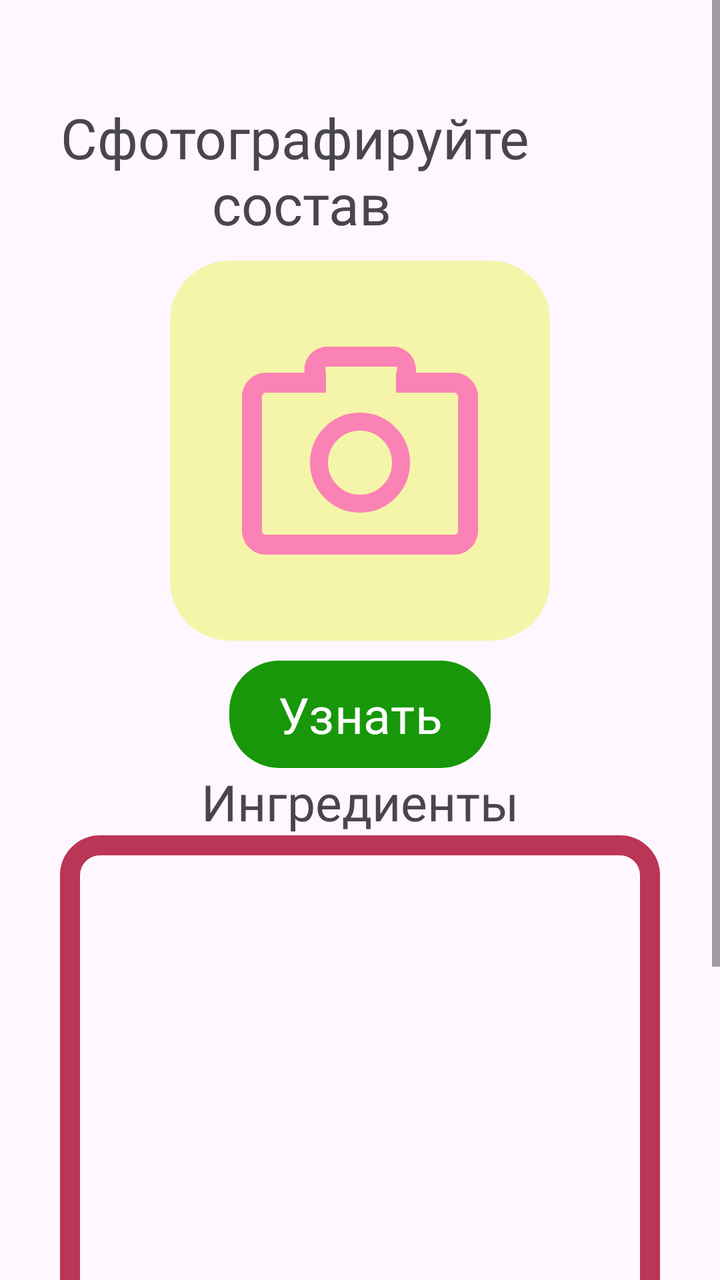
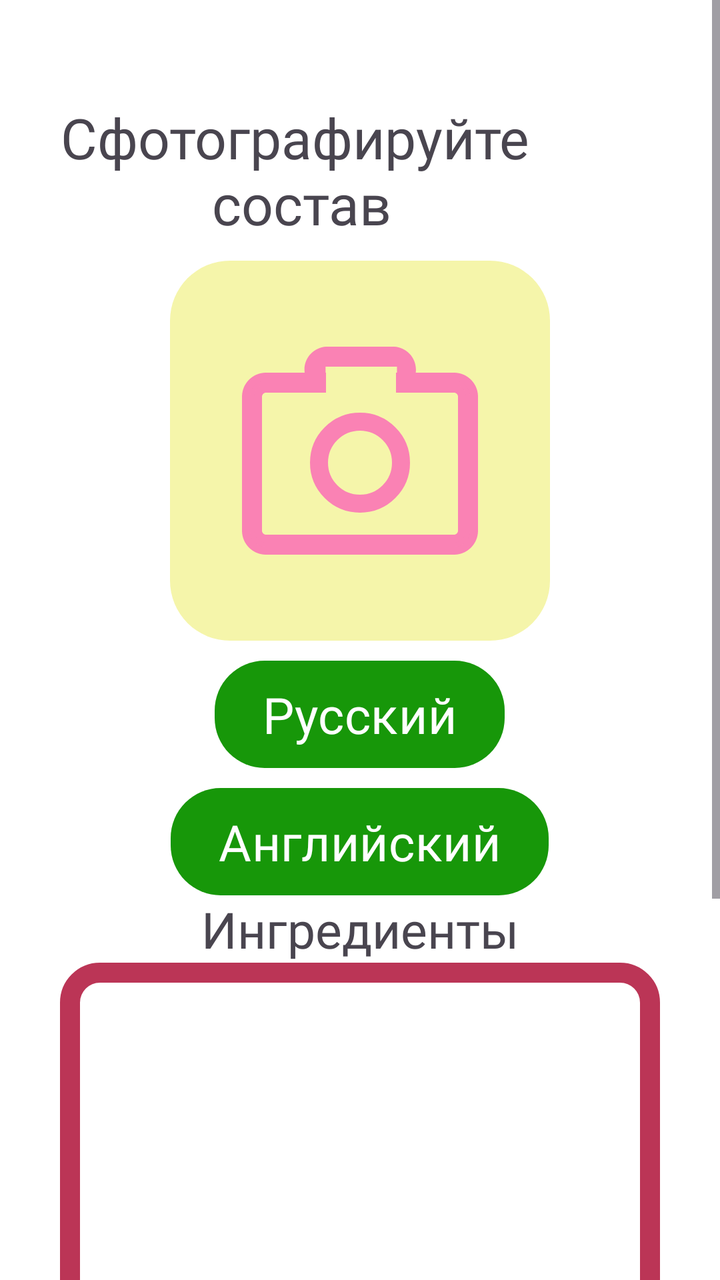

The first picture is an Android layout as it rendered before a commit; the second is the same layout after the commit. The layout source and the unified diff follow.
<!-- AndroidManifest.xml: application theme Theme.CheckApp -->
<!-- res/layout/activity_ocr.xml -->
<?xml version="1.0" encoding="utf-8"?>
<ScrollView xmlns:android="http://schemas.android.com/apk/res/android"
    xmlns:app="http://schemas.android.com/apk/res-auto"
    xmlns:tools="http://schemas.android.com/tools"
    android:layout_width="match_parent"
    android:layout_height="match_parent"
    android:id="@+id/main">

    <LinearLayout
        android:layout_width="match_parent"
        android:layout_height="wrap_content"
        android:padding="30dp"
        android:orientation="vertical">

        <TextView
            android:id="@+id/textView3"
            android:layout_width="wrap_content"
            android:layout_height="wrap_content"
            android:layout_marginTop="20dp"
            android:fontFamily="@font/findsans_pro"
            android:gravity="center"
            android:text="Сфотографируйте \nсостав"
            android:textSize="28sp" />

        <ImageView
            android:id="@+id/cameraImage"
            android:layout_width="wrap_content"
            android:layout_height="wrap_content"
            android:layout_marginTop="10dp"
            android:layout_gravity="center"
            android:background="@drawable/ic_camera"/>

        <Button
            android:id="@+id/captureImgBtn"
            android:layout_width="wrap_content"
            android:layout_height="wrap_content"
            android:text="Узнать"
            android:layout_gravity="center"
            android:layout_marginTop="10dp"
            android:textSize="25sp"
            android:fontFamily="@font/geologica_auto_medium"
            app:backgroundTint="@null"
            android:background="@drawable/btns_mini" />

        <TextView
            android:layout_width="wrap_content"
            android:layout_height="wrap_content"
            android:fontFamily="@font/geologica_auto_medium"
            android:text="Ингредиенты"
            android:layout_gravity="center"
            android:textSize="25sp" />

        <TextView
            android:id="@+id/resultText"
            android:layout_width="300dp"
            android:layout_height="400dp"
            android:layout_gravity="center"
            android:background="@drawable/text_field"
            android:padding="10dp"
            android:scrollbars="vertical"
            android:text=""
            android:textColor="@color/black" />

    </LinearLayout>
</ScrollView>
<!-- resources referenced by this layout -->
<resources>
  <color name="black">#FF000000</color>
  <!-- drawable btns_mini (drawable) -->
  <?xml version="1.0" encoding="utf-8"?>
  <shape xmlns:android="http://schemas.android.com/apk/res/android">
      <solid android:color="#179709"></solid>
      <corners android:topRightRadius="25dp" android:bottomRightRadius="25dp" android:bottomLeftRadius="25dp" android:topLeftRadius="25dp"></corners>
  </shape>
  <!-- drawable ic_camera: vector/xml drawable (drawable, 2878 chars, omitted) -->
  <!-- drawable text_field (drawable) -->
  <?xml version="1.0" encoding="utf-8"?>
  <shape xmlns:android="http://schemas.android.com/apk/res/android">
      <stroke
          android:width="10dp"
          android:color="#BB3556"/>
      <corners
          android:radius="15dp"/>
  </shape>
  <style name="Theme.CheckApp" parent="Base.Theme.CheckApp" />
  <style name="Base.Theme.CheckApp" parent="Theme.Material3.DayNight.NoActionBar">
          
          
      </style>
</resources>

<!-- the commit's change to res/layout/activity_ocr.xml (unified diff, before → after) -->
@@ -3,6 +3,7 @@
     xmlns:app="http://schemas.android.com/apk/res-auto"
     xmlns:tools="http://schemas.android.com/tools"
     android:layout_width="match_parent"
+    android:background="@color/white"
     android:layout_height="match_parent"
     android:id="@+id/main">
 
@@ -34,13 +35,25 @@
             android:id="@+id/captureImgBtn"
             android:layout_width="wrap_content"
             android:layout_height="wrap_content"
-            android:text="Узнать"
             android:layout_gravity="center"
             android:layout_marginTop="10dp"
+            android:background="@drawable/btns_mini"
+            android:fontFamily="@font/geologica_auto_medium"
+            android:text="Русский"
             android:textSize="25sp"
+            app:backgroundTint="@null" />
+
+        <Button
+            android:id="@+id/engCaptureImgBtn"
+            android:layout_width="wrap_content"
+            android:layout_height="wrap_content"
+            android:text="Английский"
+            app:backgroundTint="@null"
+            android:background="@drawable/btns_mini"
+            android:layout_gravity="center"
+            android:textSize="25dp"
             android:fontFamily="@font/geologica_auto_medium"
-            app:backgroundTint="@null"
-            android:background="@drawable/btns_mini" />
+            android:layout_marginTop="10dp"/>
 
         <TextView
             android:layout_width="wrap_content"
<!-- resource entries referenced after the edit -->
@@ -1,6 +1,7 @@
 <!-- resources referenced by this layout -->
 <resources>
   <color name="black">#FF000000</color>
+  <color name="white">#FFFFFFFF</color>
   <!-- drawable btns_mini (drawable) -->
   <?xml version="1.0" encoding="utf-8"?>
   <shape xmlns:android="http://schemas.android.com/apk/res/android">
